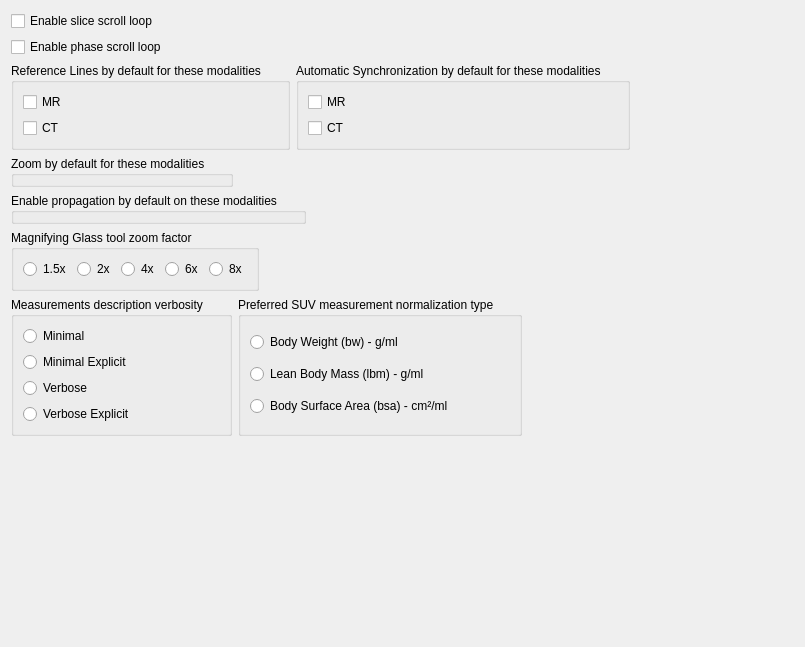
Above: PacsViewer/src/core/q2dviewerconfigurationscreenbase.ui from zyq1569/starviewer before the change. Below: the same form after it.
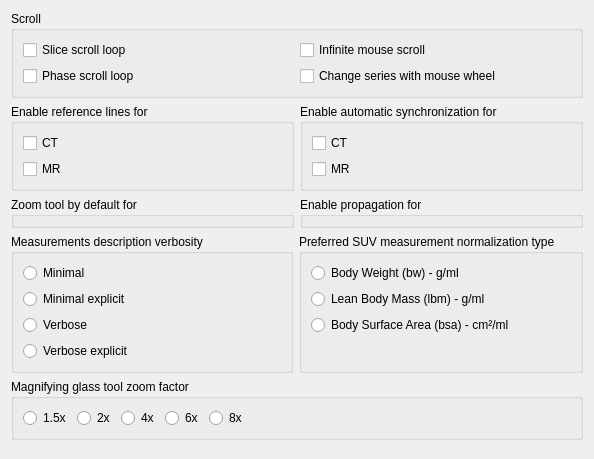
That is the form after the change. Icons and pictures are not drawn. Custom widgets are drawn as their Qt base class.

Diff of the .ui file:
```diff
--- a/PacsViewer/src/core/q2dviewerconfigurationscreenbase.ui
+++ b/PacsViewer/src/core/q2dviewerconfigurationscreenbase.ui
@@ -6,8 +6,8 @@
    <rect>
     <x>0</x>
     <y>0</y>
-    <width>805</width>
-    <height>647</height>
+    <width>594</width>
+    <height>459</height>
    </rect>
   </property>
   <property name="windowTitle">
@@ -17,60 +17,52 @@
    <iconset resource="../main/main.qrc">
     <normaloff>:/images/q2dviewerconfiguration.png</normaloff>:/images/q2dviewerconfiguration.png</iconset>
   </property>
-  <layout class="QVBoxLayout" name="verticalLayout_5">
+  <layout class="QVBoxLayout" name="verticalLayout_5" stretch="0,0,0,0,0,1">
+   <item>
+    <widget class="QGroupBox" name="groupBox">
+     <property name="title">
+      <string>Scroll</string>
+     </property>
+     <layout class="QGridLayout" name="gridLayout">
+      <item row="0" column="0">
+       <widget class="QCheckBox" name="m_sliceScrollLoopCheckBox">
+        <property name="text">
+         <string>Slice scroll loop</string>
+        </property>
+       </widget>
+      </item>
+      <item row="0" column="1">
+       <widget class="QCheckBox" name="m_mouseWraparoundCheckBox">
+        <property name="text">
+         <string>Infinite mouse scroll</string>
+        </property>
+       </widget>
+      </item>
+      <item row="1" column="0">
+       <widget class="QCheckBox" name="m_phaseScrollLoopCheckBox">
+        <property name="text">
+         <string>Phase scroll loop</string>
+        </property>
+       </widget>
+      </item>
+      <item row="1" column="1">
+       <widget class="QCheckBox" name="m_wheelVolumeScrollCheckBox">
+        <property name="text">
+         <string>Change series with mouse wheel</string>
+        </property>
+       </widget>
+      </item>
+     </layout>
+    </widget>
+   </item>
    <item>
     <layout class="QHBoxLayout" name="horizontalLayout">
      <item>
-      <layout class="QVBoxLayout" name="verticalLayout">
-       <item>
-        <widget class="QCheckBox" name="m_sliceScrollLoopCheckBox">
-         <property name="text">
-          <string>Enable slice scroll loop</string>
-         </property>
-        </widget>
-       </item>
-       <item>
-        <widget class="QCheckBox" name="m_phaseScrollLoopCheckBox">
-         <property name="text">
-          <string>Enable phase scroll loop</string>
-         </property>
-        </widget>
-       </item>
-      </layout>
-     </item>
-     <item>
-      <spacer>
-       <property name="orientation">
-        <enum>Qt::Horizontal</enum>
-       </property>
-       <property name="sizeHint" stdset="0">
-        <size>
-         <width>40</width>
-         <height>20</height>
-        </size>
-       </property>
-      </spacer>
-     </item>
-    </layout>
-   </item>
-   <item>
-    <layout class="QHBoxLayout" name="horizontalLayout_2">
-     <item>
-      <widget class="QGroupBox" name="groupBox">
+      <widget class="QGroupBox" name="groupBox_2">
        <property name="title">
-        <string>Reference Lines by default for these modalities</string>
+        <string>Enable reference lines for</string>
        </property>
-       <layout class="QVBoxLayout" name="verticalLayout_2">
-        <item>
-         <widget class="QCheckBox" name="m_referenceLinesMRCheckBox">
-          <property name="text">
-           <string>MR</string>
-          </property>
-          <property name="checked">
-           <bool>false</bool>
-          </property>
-         </widget>
-        </item>
+       <layout class="QVBoxLayout" name="verticalLayout">
         <item>
          <widget class="QCheckBox" name="m_referenceLinesCTCheckBox">
           <property name="text">
@@ -78,25 +70,22 @@
           </property>
          </widget>
         </item>
+        <item>
+         <widget class="QCheckBox" name="m_referenceLinesMRCheckBox">
+          <property name="text">
+           <string>MR</string>
+          </property>
+         </widget>
+        </item>
        </layout>
       </widget>
      </item>
      <item>
-      <widget class="QGroupBox" name="groupBox_4">
+      <widget class="QGroupBox" name="groupBox_3">
        <property name="title">
-        <string>Automatic Synchronization by default for these modalities</string>
+        <string>Enable automatic synchronization for</string>
        </property>
-       <layout class="QVBoxLayout" name="verticalLayout_4">
-        <item>
-         <widget class="QCheckBox" name="m_automaticSynchronizationMRCheckBox">
-          <property name="text">
-           <string>MR</string>
-          </property>
-          <property name="checked">
-           <bool>false</bool>
-          </property>
-         </widget>
-        </item>
+       <layout class="QVBoxLayout" name="verticalLayout_2">
         <item>
          <widget class="QCheckBox" name="m_automaticSynchronizationCTCheckBox">
           <property name="text">
@@ -104,137 +93,40 @@
           </property>
          </widget>
         </item>
+        <item>
+         <widget class="QCheckBox" name="m_automaticSynchronizationMRCheckBox">
+          <property name="text">
+           <string>MR</string>
+          </property>
+         </widget>
+        </item>
        </layout>
       </widget>
      </item>
-     <item>
-      <spacer name="horizontalSpacer">
-       <property name="orientation">
-        <enum>Qt::Horizontal</enum>
-       </property>
-       <property name="sizeHint" stdset="0">
-        <size>
-         <width>40</width>
-         <height>20</height>
-        </size>
-       </property>
-      </spacer>
-     </item>
     </layout>
    </item>
    <item>
-    <layout class="QHBoxLayout" name="horizontalLayout_3">
+    <layout class="QHBoxLayout" name="horizontalLayout_2">
      <item>
       <widget class="udg::QModalitiesSelectorGroupBox" name="m_zoomByDefaultModalitiesGroupBox">
        <property name="title">
-        <string>Zoom by default for these modalities</string>
+        <string>Zoom tool by default for</string>
        </property>
       </widget>
      </item>
-     <item>
-      <spacer name="horizontalSpacer_2">
-       <property name="orientation">
-        <enum>Qt::Horizontal</enum>
-       </property>
-       <property name="sizeHint" stdset="0">
-        <size>
-         <width>40</width>
-         <height>20</height>
-        </size>
-       </property>
-      </spacer>
-     </item>
-    </layout>
-   </item>
-   <item>
-    <layout class="QHBoxLayout" name="horizontalLayout_7">
      <item>
       <widget class="udg::QModalitiesSelectorGroupBox" name="m_propagationModalitiesByDefaultGroupBox">
        <property name="title">
-        <string>Enable propagation by default on these modalities</string>
+        <string>Enable propagation for</string>
        </property>
       </widget>
      </item>
-     <item>
-      <spacer name="horizontalSpacer_5">
-       <property name="orientation">
-        <enum>Qt::Horizontal</enum>
-       </property>
-       <property name="sizeHint" stdset="0">
-        <size>
-         <width>40</width>
-         <height>20</height>
-        </size>
-       </property>
-      </spacer>
-     </item>
     </layout>
    </item>
    <item>
-    <layout class="QHBoxLayout" name="horizontalLayout_4">
+    <layout class="QHBoxLayout" name="horizontalLayout_3">
      <item>
-      <widget class="QGroupBox" name="groupBox_3">
-       <property name="title">
-        <string>Magnifying Glass tool zoom factor</string>
-       </property>
-       <layout class="QHBoxLayout" name="horizontalLayout_5">
-        <item>
-         <widget class="QRadioButton" name="m_1point5XZoomFactorRadioButton">
-          <property name="text">
-           <string>1.5x</string>
-          </property>
-         </widget>
-        </item>
-        <item>
-         <widget class="QRadioButton" name="m_2XZoomFactorRadioButton">
-          <property name="text">
-           <string>2x</string>
-          </property>
-         </widget>
-        </item>
-        <item>
-         <widget class="QRadioButton" name="m_4XZoomFactorRadioButton">
-          <property name="text">
-           <string>4x</string>
-          </property>
-         </widget>
-        </item>
-        <item>
-         <widget class="QRadioButton" name="m_6XZoomFactorRadioButton">
-          <property name="text">
-           <string>6x</string>
-          </property>
-         </widget>
-        </item>
-        <item>
-         <widget class="QRadioButton" name="m_8XZoomFactorRadioButton">
-          <property name="text">
-           <string>8x</string>
-          </property>
-         </widget>
-        </item>
-       </layout>
-      </widget>
-     </item>
-     <item>
-      <spacer name="horizontalSpacer_3">
-       <property name="orientation">
-        <enum>Qt::Horizontal</enum>
-       </property>
-       <property name="sizeHint" stdset="0">
-        <size>
-         <width>40</width>
-         <height>20</height>
-        </size>
-       </property>
-      </spacer>
-     </item>
-    </layout>
-   </item>
-   <item>
-    <layout class="QHBoxLayout" name="horizontalLayout_6">
-     <item>
-      <widget class="QGroupBox" name="groupBox_2">
+      <widget class="QGroupBox" name="groupBox_4">
        <property name="title">
         <string>Measurements description verbosity</string>
        </property>
@@ -249,7 +141,7 @@
         <item>
          <widget class="QRadioButton" name="m_minimalExplicitVerbosityRadioButton">
           <property name="text">
-           <string>Minimal Explicit</string>
+           <string>Minimal explicit</string>
           </property>
          </widget>
         </item>
@@ -263,7 +155,7 @@
         <item>
          <widget class="QRadioButton" name="m_verboseExplicitVerbosityRadioButton">
           <property name="text">
-           <string>Verbose Explicit</string>
+           <string>Verbose explicit</string>
           </property>
          </widget>
         </item>
@@ -275,48 +167,105 @@
        <property name="title">
         <string>Preferred SUV measurement normalization type</string>
        </property>
-       <layout class="QGridLayout" name="gridLayout">
-        <item row="0" column="0">
+       <layout class="QVBoxLayout" name="verticalLayout_4">
+        <item>
          <widget class="QRadioButton" name="m_bodyWeightRadioButton">
           <property name="text">
            <string>Body Weight (bw) - g/ml</string>
           </property>
          </widget>
         </item>
-        <item row="1" column="0">
+        <item>
          <widget class="QRadioButton" name="m_leanBodyMassRadioButton">
           <property name="text">
            <string>Lean Body Mass (lbm) - g/ml</string>
           </property>
          </widget>
         </item>
-        <item row="2" column="0">
+        <item>
          <widget class="QRadioButton" name="m_bodySurfaceAreaRadioButton">
           <property name="text">
            <string>Body Surface Area (bsa) - cm²/ml</string>
           </property>
          </widget>
         </item>
+        <item>
+         <spacer name="verticalSpacer">
+          <property name="orientation">
+           <enum>Qt::Vertical</enum>
+          </property>
+          <property name="sizeHint" stdset="0">
+           <size>
+            <width>20</width>
+            <height>20</height>
+           </size>
+          </property>
+         </spacer>
+        </item>
        </layout>
       </widget>
      </item>
-     <item>
-      <spacer name="horizontalSpacer_4">
-       <property name="orientation">
-        <enum>Qt::Horizontal</enum>
-       </property>
-       <property name="sizeHint" stdset="0">
-        <size>
-         <width>40</width>
-         <height>20</height>
-        </size>
-       </property>
-      </spacer>
-     </item>
     </layout>
    </item>
    <item>
-    <spacer>
+    <widget class="QGroupBox" name="groupBox_6">
+     <property name="title">
+      <string>Magnifying glass tool zoom factor</string>
+     </property>
+     <layout class="QHBoxLayout" name="horizontalLayout_5">
+      <item>
+       <widget class="QRadioButton" name="m_1point5XZoomFactorRadioButton">
+        <property name="text">
+         <string>1.5x</string>
+        </property>
+       </widget>
+      </item>
+      <item>
+       <widget class="QRadioButton" name="m_2XZoomFactorRadioButton">
+        <property name="text">
+         <string>2x</string>
+        </property>
+       </widget>
+      </item>
+      <item>
+       <widget class="QRadioButton" name="m_4XZoomFactorRadioButton">
+        <property name="text">
+         <string>4x</string>
+        </property>
+       </widget>
+      </item>
+      <item>
+       <widget class="QRadioButton" name="m_6XZoomFactorRadioButton">
+        <property name="text">
+         <string>6x</string>
+        </property>
+       </widget>
+      </item>
+      <item>
+       <widget class="QRadioButton" name="m_8XZoomFactorRadioButton">
+        <property name="text">
+         <string>8x</string>
+        </property>
+       </widget>
+      </item>
+      <item>
+       <spacer name="horizontalSpacer">
+        <property name="orientation">
+         <enum>Qt::Horizontal</enum>
+        </property>
+        <property name="sizeHint" stdset="0">
+         <size>
+          <width>40</width>
+          <height>20</height>
+         </size>
+        </property>
+       </spacer>
+      </item>
+     </layout>
+    </widget>
+   </item>
+   <item>
+    <spacer name="verticalSpacer_2">
      <property name="orientation">
       <enum>Qt::Vertical</enum>
      </property>
```
Left out of the diff: 9 changed lines with no effect on the pictures.
